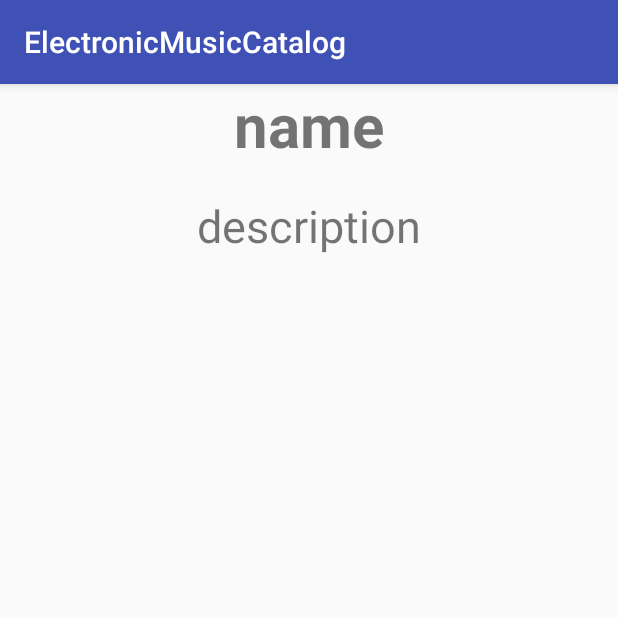
After one commit to e-kuri/ElectronicMusicCatalog, an Android app: the DjDetailActivity screen opened directly, with no data from a screen before it, on a phone screen of 412 x 824 dp, the top half of it. The commit adds this screen. Run offline under Robolectric (Android 15) with nearby library versions, the phone set to English and light mode, and no system bars; our stand-ins replace Firebase (no records; nobody signed in at launch, a user with empty details on screens opened directly); pictures from the network do not load; 3 statements that could not run were skipped.

Commit message:
Different UI for tablet and phone

```diff
--- a/app/src/main/AndroidManifest.xml
+++ b/app/src/main/AndroidManifest.xml
@@ -10,14 +10,15 @@
         android:label="@string/app_name"
         android:supportsRtl="true"
         android:theme="@style/AppTheme">
-        <activity android:name="com.example.admin.emc.TopLevelActivity">
+        <activity android:name=".TopLevelActivity">
             <intent-filter>
                 <action android:name="android.intent.action.MAIN" />
 
                 <category android:name="android.intent.category.LAUNCHER" />
             </intent-filter>
         </activity>
-        <activity android:name="com.example.admin.emc.DJActivity"></activity>
+        <activity android:name=".DJActivity" />
+        <activity android:name=".DjDetailActivity"></activity>
     </application>
 
 </manifest>
--- a/app/src/main/java/com/example/admin/emc/DJDetailFragment.java
+++ b/app/src/main/java/com/example/admin/emc/DJDetailFragment.java
@@ -9,32 +9,45 @@ import android.util.Log;
 import android.view.LayoutInflater;
 import android.view.View;
 import android.view.ViewGroup;
+import android.widget.ImageView;
+import android.widget.TextView;
 
-import com.example.admin.emc.Adapter.FirebaseDJAdapter;
+import com.bumptech.glide.Glide;
 import com.example.admin.emc.db.DAO.DjDao;
+import com.example.admin.emc.model.DJ;
+import com.google.firebase.database.DataSnapshot;
+import com.google.firebase.database.DatabaseError;
 import com.google.firebase.database.DatabaseReference;
 import com.google.firebase.database.FirebaseDatabase;
 import com.google.firebase.database.Query;
+import com.google.firebase.database.ValueEventListener;
+
+import org.w3c.dom.Text;
+
+import java.util.HashMap;
+import java.util.Map;
 
 
-/**
- * A simple {@link Fragment} subclass.
- * Activities that contain this fragment must implement the
- * {@link DJDetailFragment.OnFragmentInteractionListener} interface
- * to handle interaction events.
- * Use the {@link DJDetailFragment#newInstance} factory method to
- * create an instance of this fragment.
- */
 public class DJDetailFragment extends Fragment {
 
-    private String genre;
-    private RecyclerView recyclerView;
+    private String key;
+    private TextView name, description;
+    private ImageView image;
+    private static final String SAVED_KEY = "KEY";
 
     @Override
     public View onCreateView(LayoutInflater inflater, ViewGroup container,
                              Bundle savedInstanceState) {
         // Inflate the layout for this fragment
+        if(savedInstanceState != null){
+            key = savedInstanceState.getString(SAVED_KEY);
+        }
         return inflater.inflate(R.layout.fragment_dj_detail, container, false);
+    }
+
+    @Override
+    public void onSaveInstanceState(Bundle outState) {
+        outState.putString(SAVED_KEY, key);
     }
 
     @Override
@@ -42,6 +55,11 @@ public class DJDetailFragment extends Fragment {
         super.onStart();
         View view = getView();
         if(view != null){
+
+            name = ((TextView) view.findViewById(R.id.name));
+            description = ((TextView) view.findViewById(R.id.description));
+            image = ((ImageView) view.findViewById(R.id.image));
+            /*
             recyclerView = ((RecyclerView) view.findViewById(R.id.recycler_view));
 
             recyclerView.setLayoutManager(new LinearLayoutManager(view.getContext()));
@@ -51,11 +69,35 @@ public class DJDetailFragment extends Fragment {
             FirebaseDJAdapter firebaseAdapter = new FirebaseDJAdapter(R.layout.dj_detail_layout,  lastFifty);
             recyclerView.setAdapter(firebaseAdapter);
             Log.d("DJDetailFragment", "onStart: " + genre);
+            */
+
+            if(key != null){
+                DatabaseReference ref = FirebaseDatabase.getInstance().getReference().child(DjDao.TABLE_NAME).child(key);
+                ref.addValueEventListener(new ValueEventListener() {
+                    @Override
+                    public void onDataChange(DataSnapshot dataSnapshot) {
+                        DJ dj = dataSnapshot.getValue(DJ.class);
+                        setData(dj);
+                    }
+
+                    @Override
+                    public void onCancelled(DatabaseError databaseError) {
+
+                    }
+                });
+            }
+
         }
     }
 
-    public void setGenre(String genre) {
-        this.genre = genre;
+    private void setData(DJ dj){
+        this.name.setText(dj.getName());
+        this.description.setText(dj.getDescription());
+        Glide.with(getContext()).load(dj.getImageURL()).override(600,400).into(image);
+    }
+
+    public void setKey(String key) {
+        this.key = key;
     }
 
 }
--- /dev/null
+++ b/app/src/main/java/com/example/admin/emc/DjDetailActivity.java
@@ -0,0 +1,55 @@
+package com.example.admin.emc;
+
+import android.support.v7.app.AppCompatActivity;
+import android.os.Bundle;
+import android.widget.ImageView;
+import android.widget.TextView;
+
+import com.bumptech.glide.Glide;
+import com.example.admin.emc.db.DAO.DjDao;
+import com.example.admin.emc.model.DJ;
+import com.google.firebase.database.DataSnapshot;
+import com.google.firebase.database.DatabaseError;
+import com.google.firebase.database.DatabaseReference;
+import com.google.firebase.database.FirebaseDatabase;
+import com.google.firebase.database.ValueEventListener;
+
+public class DjDetailActivity extends AppCompatActivity {
+
+    private TextView name, description;
+    private ImageView image;
+
+    public static final String DJ_KEY = "KEY";
+
+    @Override
+    protected void onCreate(Bundle savedInstanceState) {
+        super.onCreate(savedInstanceState);
+        setContentView(R.layout.activity_dj_detail);
+
+        name = ((TextView) findViewById(R.id.name));
+        description = ((TextView) findViewById(R.id.description));
+        image = ((ImageView) findViewById(R.id.image));
+
+        String key = getIntent().getStringExtra(DJ_KEY);
+
+        DatabaseReference ref = FirebaseDatabase.getInstance().getReference().child(DjDao.TABLE_NAME).child(key);
+        ref.addValueEventListener(new ValueEventListener() {
+            @Override
+            public void onDataChange(DataSnapshot dataSnapshot) {
+                DJ dj = dataSnapshot.getValue(DJ.class);
+                setData(dj);
+            }
+
+            @Override
+            public void onCancelled(DatabaseError databaseError) {
+
+            }
+        });
+    }
+
+    private void setData(DJ dj){
+        this.name.setText(dj.getName());
+        this.description.setText(dj.getDescription());
+        Glide.with(this.getApplicationContext()).load(dj.getImageURL()).override(600,400).into(image);
+    }
+}
--- a/app/src/main/java/com/example/admin/emc/db/Firebase/FirebaseHelper.java
+++ b/app/src/main/java/com/example/admin/emc/db/Firebase/FirebaseHelper.java
@@ -42,8 +42,8 @@ public class FirebaseHelper {
 
         List<String> genreNames = new ArrayList<>();
         genreNames.add(Genre.GenreName.TECHNO.toString());
-        DJ dj = new DJ("dubfire", "Dubfire", genreNames, "Germany", "https://i.ytimg.com/vi/gZrXGG0bINg/maxresdefault.jpg" , "God");
-        djDao.insertDJ(dj);
+        djDao.insertDJ(new DJ("dubfire", "Dubfire", genreNames, "Germany", "https://i.ytimg.com/vi/gZrXGG0bINg/maxresdefault.jpg" , "God"));
+        djDao.insertDJ(new DJ("maceo", "Maceo Plex", genreNames, "USA", "http://www.6am-group.com/wp-content/uploads/2015/07/maceo-plex0.jpg" , "Techno Master"));
     }
 
 }
--- a/app/src/main/java/com/example/admin/emc/model/DJ.java
+++ b/app/src/main/java/com/example/admin/emc/model/DJ.java
@@ -2,6 +2,7 @@ package com.example.admin.emc.model;
 
 import java.util.ArrayList;
 import java.util.List;
+import java.util.Map;
 
 /**
  * Created by admin on 7/7/2016.
--- /dev/null
+++ b/app/src/main/res/layout/activity_dj_detail.xml
@@ -0,0 +1,5 @@
+<fragment xmlns:android="http://schemas.android.com/apk/res/android"
+    android:layout_width="match_parent"
+    android:layout_height="wrap_content"
+    class="com.example.admin.emc.DJDetailFragment"
+    android:id="@+id/djdetail_fragment" />
--- a/app/src/main/res/layout/dj_list_layout.xml
+++ b/app/src/main/res/layout/dj_list_layout.xml
@@ -1,7 +1,7 @@
 <?xml version="1.0" encoding="utf-8"?>
 <LinearLayout xmlns:android="http://schemas.android.com/apk/res/android"
     android:orientation="vertical" android:layout_width="match_parent"
-    android:layout_height="match_parent"
+    android:layout_height="wrap_content"
     android:background="@drawable/border_background"
     android:paddingTop="5dp"
     android:paddingBottom="5dp"
@@ -13,7 +13,7 @@
         android:id="@+id/dj_name"
         android:textAlignment="center"
         android:gravity="center"
-        android:textSize="30dp"
+        android:textSize="25dp"
         android:text="NAME"/>
 
     <TextView
@@ -22,7 +22,7 @@
         android:id="@+id/dj_nationality"
         android:textAlignment="center"
         android:gravity="center"
-        android:textSize="20dp"
+        android:textSize="15dp"
         android:text="NATIONALITY"/>
 
 
--- a/app/src/main/res/layout/fragment_dj_detail.xml
+++ b/app/src/main/res/layout/fragment_dj_detail.xml
@@ -1,17 +1,36 @@
 <?xml version="1.0" encoding="utf-8"?>
-<RelativeLayout xmlns:android="http://schemas.android.com/apk/res/android"
+<LinearLayout xmlns:android="http://schemas.android.com/apk/res/android"
     xmlns:tools="http://schemas.android.com/tools"
     android:layout_width="match_parent"
-    android:layout_height="match_parent"
-    android:paddingBottom="@dimen/activity_vertical_margin"
-    android:paddingLeft="@dimen/activity_horizontal_margin"
-    android:paddingRight="@dimen/activity_horizontal_margin"
-    android:paddingTop="@dimen/activity_vertical_margin" >
+    android:layout_height="wrap_content"
+    android:orientation="vertical">
 
-    <android.support.v7.widget.RecyclerView
-        android:id="@+id/recycler_view"
+    <TextView
         android:layout_width="match_parent"
         android:layout_height="wrap_content"
-        android:scrollbars="vertical" />
+        android:textSize="40dp"
+        android:id="@+id/name"
+        android:text="name"
+        android:gravity="center"
+        android:textStyle="bold"
+        android:paddingBottom="10dp"/>
 
-</RelativeLayout>
+    <ImageView
+        android:layout_width="wrap_content"
+        android:layout_height="wrap_content"
+        android:maxWidth="80dp"
+        android:maxHeight="80dp"
+        android:id="@+id/image"
+        android:layout_gravity="center_horizontal"
+        android:paddingBottom="10dp"/>
+
+    <TextView
+        android:layout_width="match_parent"
+        android:layout_height="wrap_content"
+        android:textSize="30dp"
+        android:id="@+id/description"
+        android:text="description"
+        android:gravity="center"
+        android:paddingBottom="10dp" />
+
+</LinearLayout>
--- a/app/src/main/res/layout/fragment_dj_list.xml
+++ b/app/src/main/res/layout/fragment_dj_list.xml
@@ -11,7 +11,7 @@
     <android.support.v7.widget.RecyclerView
         android:id="@+id/DJListReciclerView"
         android:layout_width="match_parent"
-        android:layout_height="wrap_content"
+        android:layout_height="match_parent"
         android:scrollbars="vertical" />
 
 </RelativeLayout>
```
Also changed, not shown: app/src/main/java/com/example/admin/emc/Adapter/FirebaseDjListAdapter.java (+8 -1 lines), app/src/main/java/com/example/admin/emc/DJActivity.java (+22 -1 lines), app/src/main/java/com/example/admin/emc/DJListFragment.java (+15 -2 lines), app/src/main/java/com/example/admin/emc/db/Firebase/DJDaoFirebaseImpl.java (+19 -1 lines), app/src/main/res/layout-large/activity_dj.xml (added, +20 -0 lines), app/src/main/res/layout/activity_dj.xml (+3 -18 lines), 4 other files.
